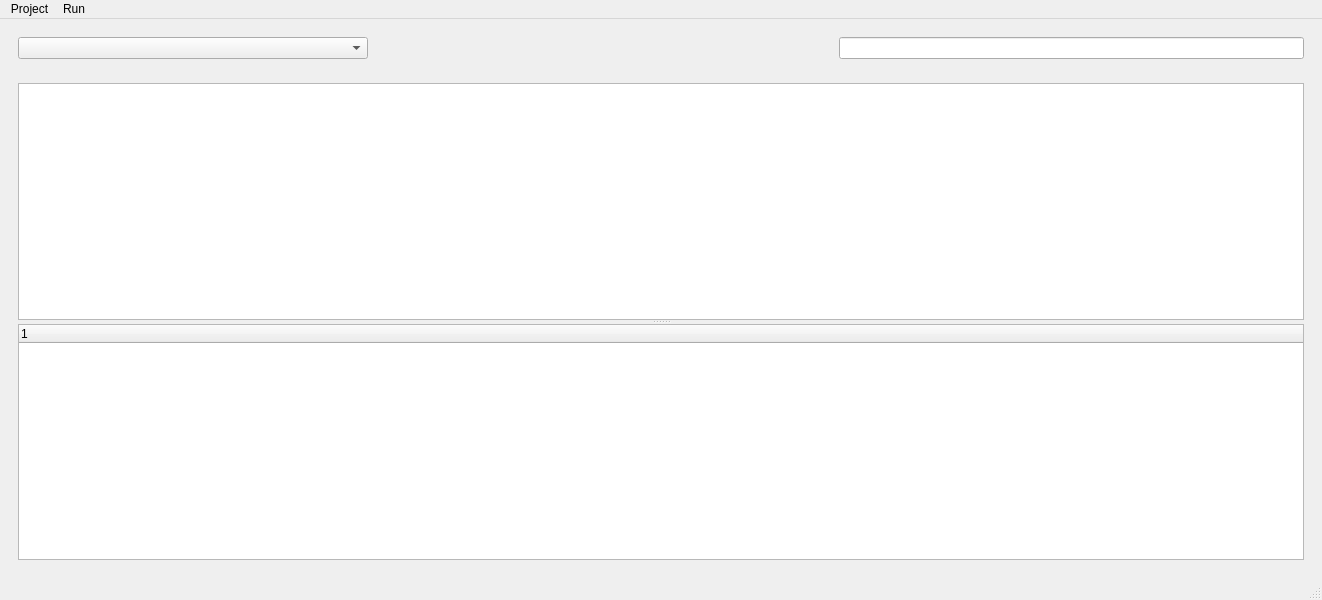
First picture: the form in mainwindow.ui, repository Ren-hongchen/NetWork-Fish, before the edit.
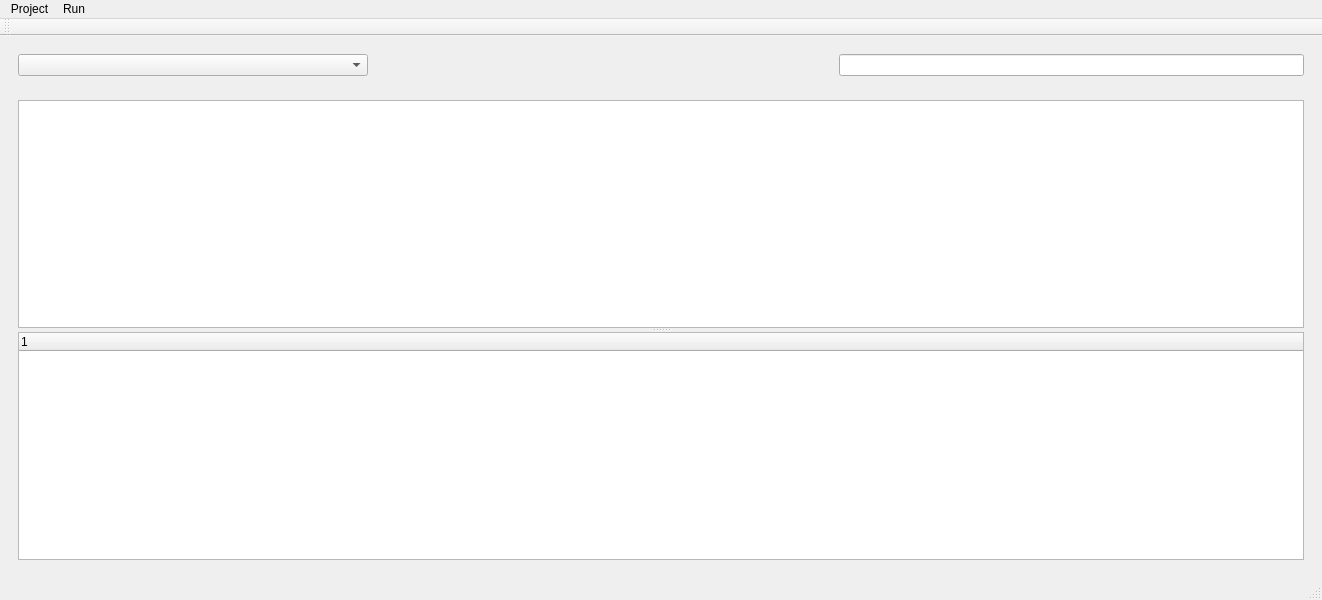
Second picture: the form after the edit. Icons and pictures are not drawn.

What changed in the file:
```diff
--- a/mainwindow.ui
+++ b/mainwindow.ui
@@ -102,6 +102,17 @@
    <addaction name="menuRun"/>
   </widget>
   <widget class="QStatusBar" name="statusbar"/>
+  <widget class="QToolBar" name="toolBar">
+   <property name="windowTitle">
+    <string>toolBar</string>
+   </property>
+   <attribute name="toolBarArea">
+    <enum>TopToolBarArea</enum>
+   </attribute>
+   <attribute name="toolBarBreak">
+    <bool>false</bool>
+   </attribute>
+  </widget>
   <action name="actionRun">
    <property name="icon">
     <iconset resource="src.qrc">
```
